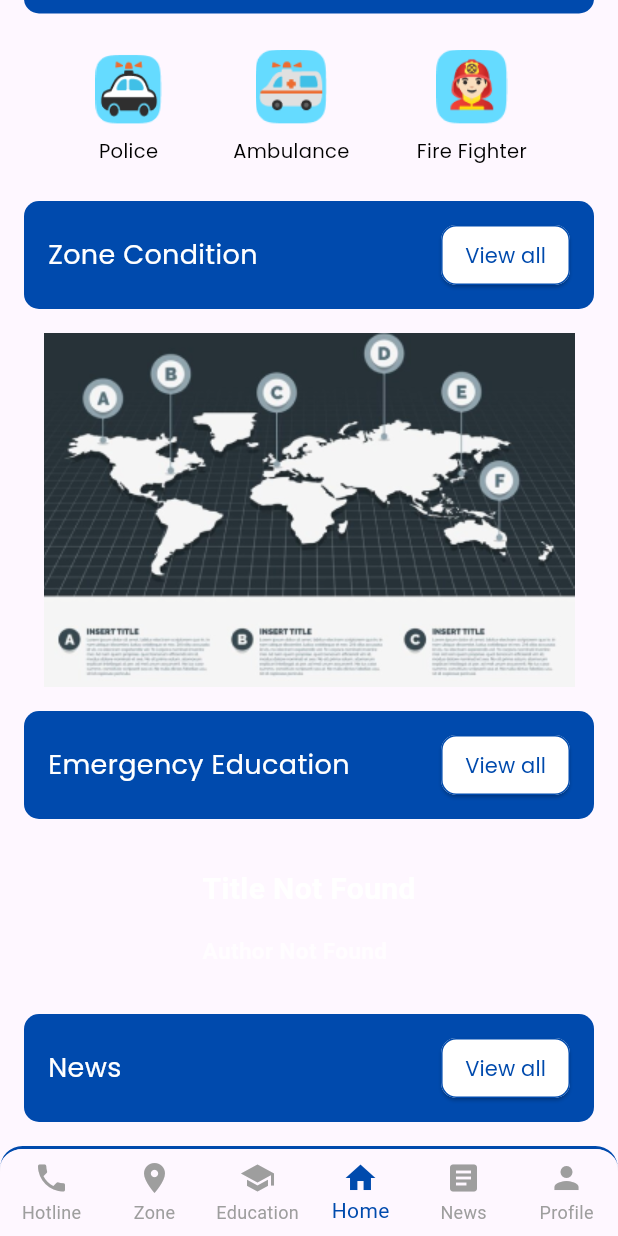
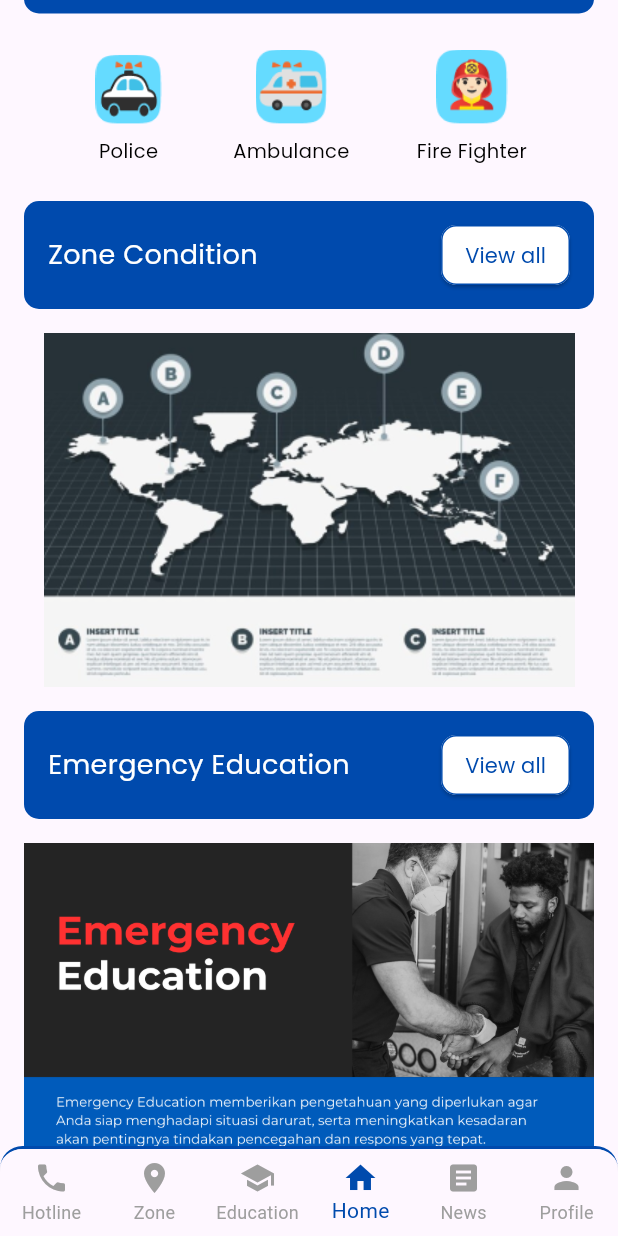
Before and after one commit to KartikaIndahWT08/j_safe_guard, a Flutter app: the HomePage screen opened directly, scrolled down 423 dp, on a phone screen of 412 x 824 dp. Run offline on Flutter 3.47's test engine with Material 3 defaults, Android fonts, the light colour scheme and no system bars; our stand-ins replace cloud_firestore, firebase_auth, firebase_core, get_it, google_fonts; accounts and stored records are empty.

Commit message:
feat: pubspec.yaml, image, homepage

```diff
--- a/lib/screen/homepage/screen/homepage.dart
+++ b/lib/screen/homepage/screen/homepage.dart
@@ -338,8 +338,7 @@ class HomePage extends StatelessWidget {
                   onPressed: () {
                     Navigator.push(
                       context,
-                      MaterialPageRoute(
-                          builder: (context) => const Education()),
+                      MaterialPageRoute(builder: (context) => const News()),
                     );
                   },
                   child: const Text(
@@ -353,57 +352,13 @@ class HomePage extends StatelessWidget {
               ],
             ),
           ),
-          Positioned(
-            left: 16,
-            right: 16,
-            bottom: 0,
-            child: Consumer<EducationProvider>(
-              builder: (context, educationProvider, _) {
-                // Find the article with the specific title and author
-                final article = educationProvider.articles.firstWhere(
-                  (article) =>
-                      article['title'] ==
-                          "Langkah-Langkah Darurat Saat Kebakaran di Rumah" &&
-                      article['author'] == "Rahma Wati",
-                  orElse: () => {},
-                );
-
-                return Column(
-                  crossAxisAlignment: CrossAxisAlignment.start,
-                  children: [
-                    Padding(
-                      padding: const EdgeInsets.all(16.0),
-                      child: Text(
-                        article.isNotEmpty
-                            ? article['title']!
-                            : 'Title Not Found',
-                        style: const TextStyle(
-                          fontSize: 20,
-                          fontWeight: FontWeight.bold,
-                          color: Colors.white,
-                        ),
-                      ),
-                    ),
-                    Padding(
-                      padding: const EdgeInsets.only(
-                          left: 16, right: 16, bottom: 16),
-                      child: Text(
-                        article.isNotEmpty
-                            ? article['author']!
-                            : 'Author Not Found',
-                        style: const TextStyle(
-                          fontSize: 15,
-                          fontWeight: FontWeight.bold,
-                          color: Colors.white70,
-                        ),
-                      ),
-                    ),
-                  ],
-                );
-              },
+          Padding(
+            padding: const EdgeInsets.symmetric(horizontal: 16.0),
+            child: Image.asset(
+              'lib/image/educover.png',
+              fit: BoxFit.cover,
             ),
           ),
-
           Container(
             margin: const EdgeInsets.all(16.0),
             padding:
@@ -449,6 +404,13 @@ class HomePage extends StatelessWidget {
                   ),
                 ),
               ],
+            ),
+          ),
+          Padding(
+            padding: const EdgeInsets.symmetric(horizontal: 16.0),
+            child: Image.asset(
+              'lib/image/newscover.png',
+              fit: BoxFit.cover,
             ),
           ),
           // GestureDetector(
--- a/pubspec.yaml
+++ b/pubspec.yaml
@@ -43,6 +43,8 @@ flutter:
     - lib/image/news1.png
     - lib/image/map.png
     - lib/image/iconmap.png
+    - lib/image/newscover.png
+    - lib/image/educover.png
 
 
 
```
Also changed, not shown: lib/image/educover.png (added), lib/image/newscover.png (added).
